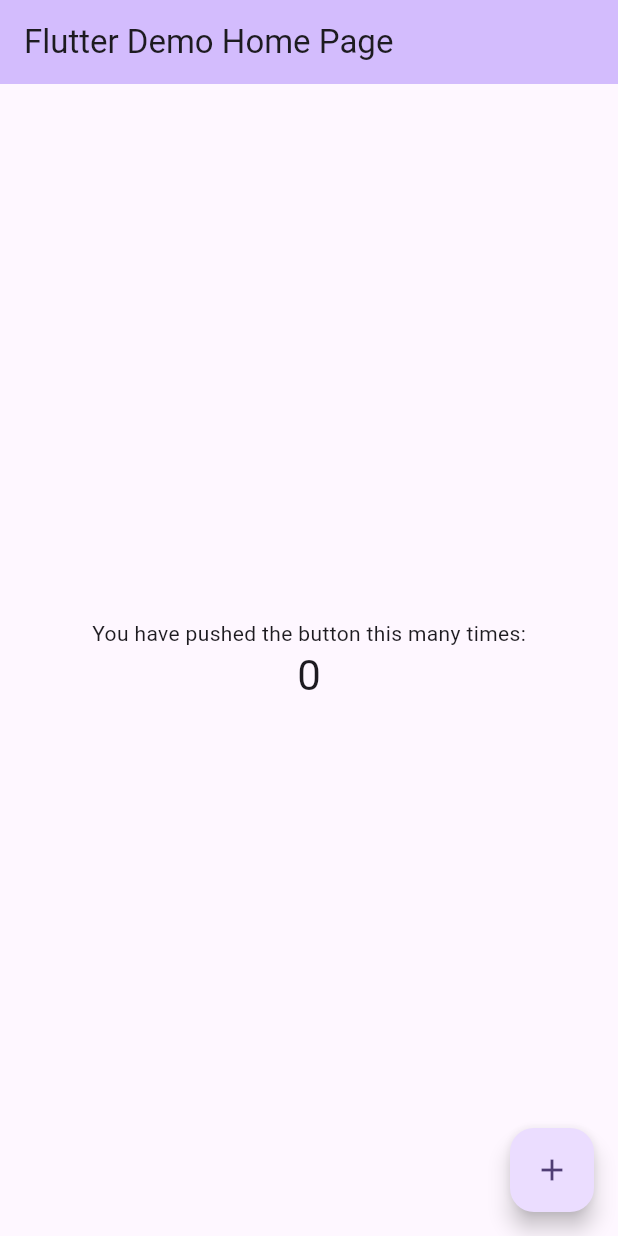
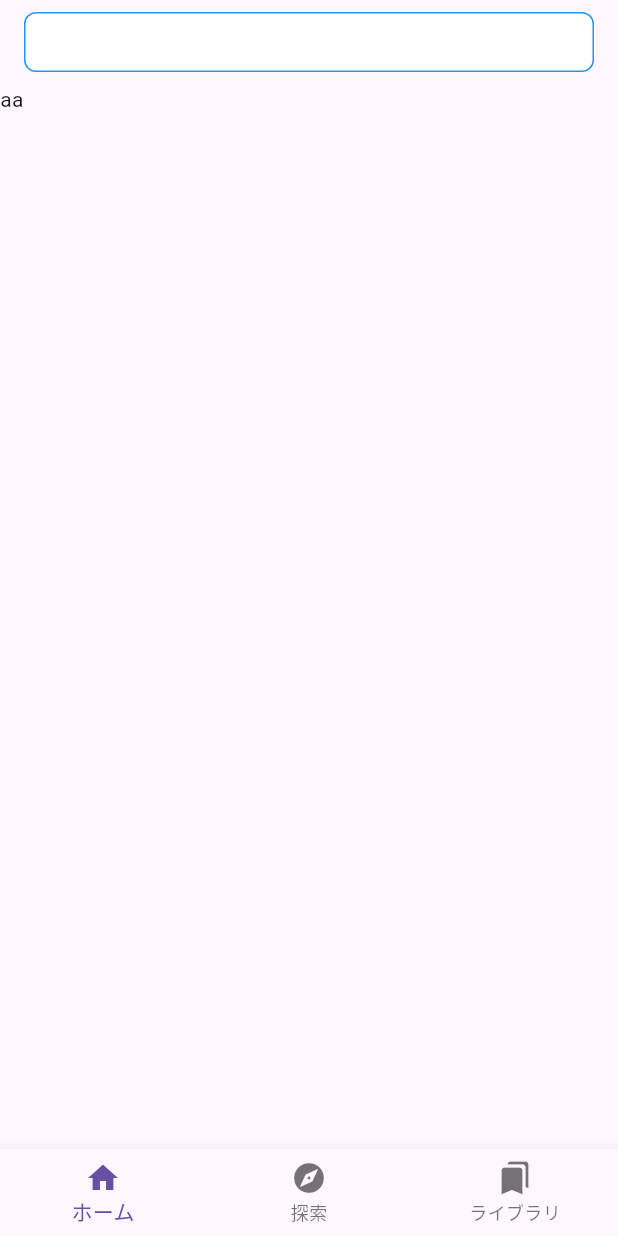
Before and after one commit to ao516/Kenryo-Tankyu-App, a Flutter app: the screen it shows after launch, on a phone screen of 412 x 824 dp. Run offline on Flutter 3.47's test engine with Material 3 defaults, Android fonts, the light colour scheme and no system bars.

Commit message:
画面遷移を実装しました

```diff
--- a/lib/main.dart
+++ b/lib/main.dart
@@ -1,3 +1,4 @@
+import 'package:app_develop/src/app.dart';
 import 'package:flutter/material.dart';
 
 void main() {
@@ -11,115 +12,13 @@ class MyApp extends StatelessWidget {
   @override
   Widget build(BuildContext context) {
     return MaterialApp(
+      debugShowCheckedModeBanner: false,
       title: 'Flutter Demo',
       theme: ThemeData(
-        // This is the theme of your application.
-        //
-        // TRY THIS: Try running your application with "flutter run". You'll see
-        // the application has a blue toolbar. Then, without quitting the app,
-        // try changing the seedColor in the colorScheme below to Colors.green
-        // and then invoke "hot reload" (save your changes or press the "hot
-        // reload" button in a Flutter-supported IDE, or press "r" if you used
-        // the command line to start the app).
-        //
-        // Notice that the counter didn't reset back to zero; the application
-        // state is not lost during the reload. To reset the state, use hot
-        // restart instead.
-        //
-        // This works for code too, not just values: Most code changes can be
-        // tested with just a hot reload.
-        colorScheme: ColorScheme.fromSeed(seedColor: Colors.deepPurple),
         useMaterial3: true,
+        primarySwatch: Colors.blue,
       ),
-      home: const MyHomePage(title: 'Flutter Demo Home Page'),
+      home: const ScreenManageWidget(),
     );
   }
 }
-
-class MyHomePage extends StatefulWidget {
-  const MyHomePage({super.key, required this.title});
-
-  // This widget is the home page of your application. It is stateful, meaning
-  // that it has a State object (defined below) that contains fields that affect
-  // how it looks.
-
-  // This class is the configuration for the state. It holds the values (in this
-  // case the title) provided by the parent (in this case the App widget) and
-  // used by the build method of the State. Fields in a Widget subclass are
-  // always marked "final".
-
-  final String title;
-
-  @override
-  State<MyHomePage> createState() => _MyHomePageState();
-}
-
-class _MyHomePageState extends State<MyHomePage> {
-  int _counter = 0;
-
-  void _incrementCounter() {
-    setState(() {
-      // This call to setState tells the Flutter framework that something has
-      // changed in this State, which causes it to rerun the build method below
-      // so that the display can reflect the updated values. If we changed
-      // _counter without calling setState(), then the build method would not be
-      // called again, and so nothing would appear to happen.
-      _counter++;
-    });
-  }
-
-  @override
-  Widget build(BuildContext context) {
-    // This method is rerun every time setState is called, for instance as done
-    // by the _incrementCounter method above.
-    //
-    // The Flutter framework has been optimized to make rerunning build methods
-    // fast, so that you can just rebuild anything that needs updating rather
-    // than having to individually change instances of widgets.
-    return Scaffold(
-      appBar: AppBar(
-        // TRY THIS: Try changing the color here to a specific color (to
-        // Colors.amber, perhaps?) and trigger a hot reload to see the AppBar
-        // change color while the other colors stay the same.
-        backgroundColor: Theme.of(context).colorScheme.inversePrimary,
-        // Here we take the value from the MyHomePage object that was created by
-        // the App.build method, and use it to set our appbar title.
-        title: Text(widget.title),
-      ),
-      body: Center(
-        // Center is a layout widget. It takes a single child and positions it
-        // in the middle of the parent.
-        child: Column(
-          // Column is also a layout widget. It takes a list of children and
-          // arranges them vertically. By default, it sizes itself to fit its
-          // children horizontally, and tries to be as tall as its parent.
-          //
-          // Column has various properties to control how it sizes itself and
-          // how it positions its children. Here we use mainAxisAlignment to
-          // center the children vertically; the main axis here is the vertical
-          // axis because Columns are vertical (the cross axis would be
-          // horizontal).
-          //
-          // TRY THIS: Invoke "debug painting" (choose the "Toggle Debug Paint"
-          // action in the IDE, or press "p" in the console), to see the
-          // wireframe for each widget.
-          mainAxisAlignment: MainAxisAlignment.center,
-          children: <Widget>[
-            const Text(
-              'You have pushed the button this many times:',
-            ),
-            Text(
-              '$_counter',
-              style: Theme.of(context).textTheme.headlineMedium,
-            ),
-          ],
-        ),
-      ),
-      floatingActionButton: FloatingActionButton(
-        onPressed: _incrementCounter,
-        tooltip: 'Increment',
-        child: const Icon(Icons.add),
-      ), // This trailing comma makes auto-formatting nicer for build methods.
-    );
-  }
-}
--- /dev/null
+++ b/lib/src/app.dart
@@ -0,0 +1,54 @@
+import 'package:app_develop/src/components/header.dart';
+import 'package:app_develop/src/screens/home_screen.dart';
+import 'package:flutter/material.dart';
+
+
+class ScreenManageWidget extends StatefulWidget {
+  const ScreenManageWidget({super.key});
+
+  @override
+  State<ScreenManageWidget> createState() => _ScreenManageWidgetState();
+}
+
+class _ScreenManageWidgetState extends State<ScreenManageWidget> {
+  static const _screens = [
+    HomeScreen(),
+    HomeScreen(),
+    HomeScreen(),
+  ];
+
+  int _selectedIndex = 0;
+
+  @override
+  Widget build(BuildContext context) {
+    return Scaffold(
+      appBar: const Header(),
+      body:  _screens[_selectedIndex],
+      bottomNavigationBar: BottomNavigationBar(
+        currentIndex: _selectedIndex,
+        onTap: _onItemTapped,
+        items: const[
+            BottomNavigationBarItem(
+              icon: Icon(Icons.home),
+              label: 'ホーム',
+            ),
+            BottomNavigationBarItem(
+                icon: Icon(Icons.explore),
+                label:  '探索'
+            ),
+            BottomNavigationBarItem(
+                icon: Icon(Icons.bookmarks),
+                label:  'ライブラリ'
+            ),
+
+          ],
+      ),
+    );
+  }
+
+  void _onItemTapped(int index) {
+    setState(() {
+      _selectedIndex = index;
+    });
+  }
+}
--- /dev/null
+++ b/lib/src/components/header.dart
@@ -0,0 +1,39 @@
+import 'package:app_develop/src/screens/search_screen.dart';
+import 'package:flutter/foundation.dart';
+import 'package:flutter/material.dart';
+
+class Header extends StatelessWidget implements PreferredSizeWidget {
+  @override
+  Size get preferredSize => const Size.fromHeight(kToolbarHeight);
+  const Header({super.key});
+
+  @override
+  Widget build(BuildContext context) {
+    return AppBar(
+      title: SizedBox(
+        height: 40,
+        child: Container(
+          decoration: BoxDecoration(
+            color: Colors.white,
+            border: Border.all(color: Colors.blue),
+            borderRadius: BorderRadius.circular(8.0),
+          ),
+          child: Center(
+            child: InkWell(
+              onTap: () => _openSearchScreen(context),
+              child: Container(
+                width: 340,
+                margin: const EdgeInsets.symmetric(vertical: 10.0),
+              ),
+            ),
+          ),
+        ),
+      ),
+    );
+  }
+
+  _openSearchScreen(BuildContext context) {
+    Navigator.push(context, MaterialPageRoute(builder: (context) => const SearchScreen()));
+  }
+
+}
--- /dev/null
+++ b/lib/src/constant/colors.dart
@@ -0,0 +1 @@
+import 'package:flutter/material.dart';
--- /dev/null
+++ b/lib/src/screens/home_screen.dart
@@ -0,0 +1,24 @@
+import 'package:app_develop/src/components/header.dart';
+import 'package:flutter/material.dart';
+
+class HomeScreen extends StatefulWidget {
+  const HomeScreen({super.key});
+
+  @override
+  State<HomeScreen> createState() => _HomeScreenState();
+}
+
+class _HomeScreenState extends State<HomeScreen> {
+  @override
+  Widget build(BuildContext context) {
+    return const Scaffold(
+      body:  SafeArea(
+        child: Column(
+          children: [
+            Text("aa"),
+          ],
+        ),
+      ),
+    );
+  }
+}
--- a/pubspec.yaml
+++ b/pubspec.yaml
@@ -35,6 +35,7 @@ dependencies:
   # The following adds the Cupertino Icons font to your application.
   # Use with the CupertinoIcons class for iOS style icons.
   cupertino_icons: ^1.0.2
+  carousel_slider: ^4.2.1
 
 dev_dependencies:
   flutter_test:
```
Also changed, not shown: lib/src/components/result_header.dart (added, +23 -0 lines), lib/src/components/search_header.dart (added, +57 -0 lines), lib/src/screens/result_screen.dart (added, +25 -0 lines), lib/src/screens/search_screen.dart (added, +19 -0 lines), lib/src/constant/dimens.dart (added), lib/src/screens/explore_screen.dart (added), lib/src/screens/library_screen.dart (added), pubspec.lock, 3 other files.
